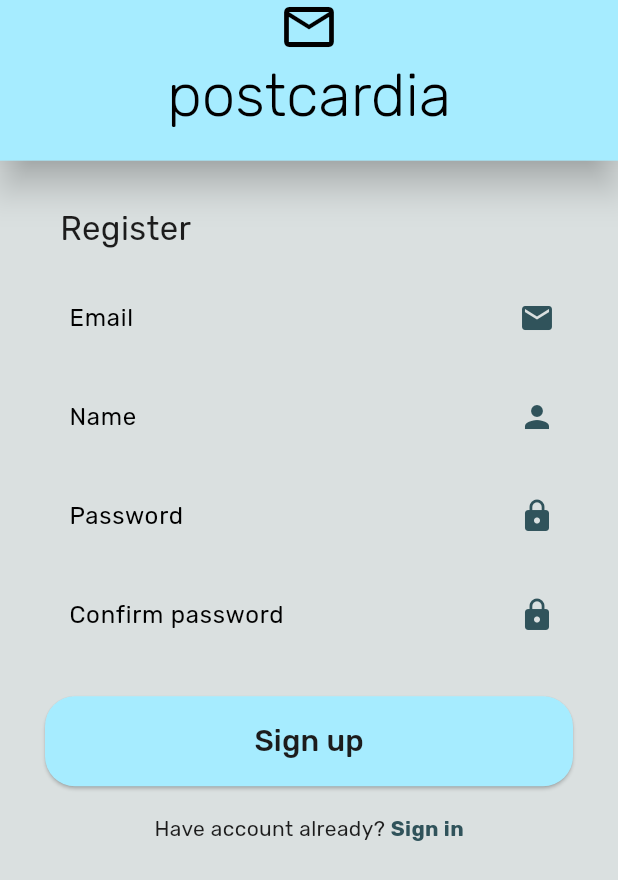
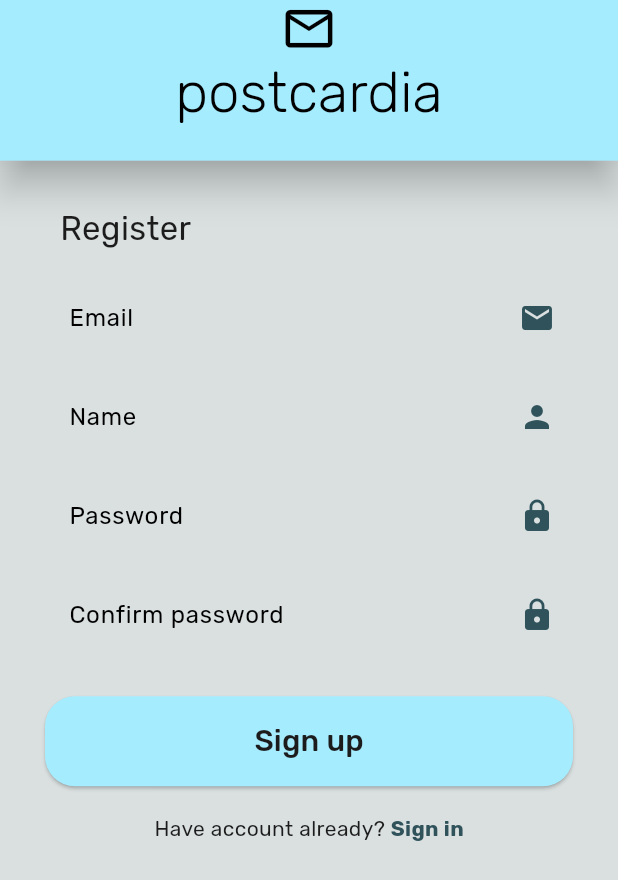
Before and after one commit to izp-ms/mobile, a Flutter app: the screen it shows after launch, on a phone screen of 412 x 824 dp. Shown: the top 880 px of the screen. Run offline on Flutter 3.47's test engine with Material 2 defaults, Android fonts, the light colour scheme and no system bars; our stand-ins replace google_fonts.

Commit message:
Fix scaling appbar content

```diff
--- a/lib/custom_widgets/login_and_registration_app_bar.dart
+++ b/lib/custom_widgets/login_and_registration_app_bar.dart
@@ -11,7 +11,9 @@ PreferredSizeWidget loginAndRegistrationAppBar(context) {
       centerTitle: true,
       toolbarHeight: appBarHeight(context),
       title: Container(
-        padding: const EdgeInsets.only(bottom: 20),
+        padding: EdgeInsets.only(bottom: appBarHeight(context) * 0.2),
+        height: appBarHeight(context),
+        child: FittedBox(
           child: Column(
             mainAxisAlignment: MainAxisAlignment.start,
             children: [
@@ -32,6 +34,7 @@ PreferredSizeWidget loginAndRegistrationAppBar(context) {
           ),
         ),
       ),
+    ),
   );
 }
 
```
Lines whose indentation alone changed are shown as unchanged.
